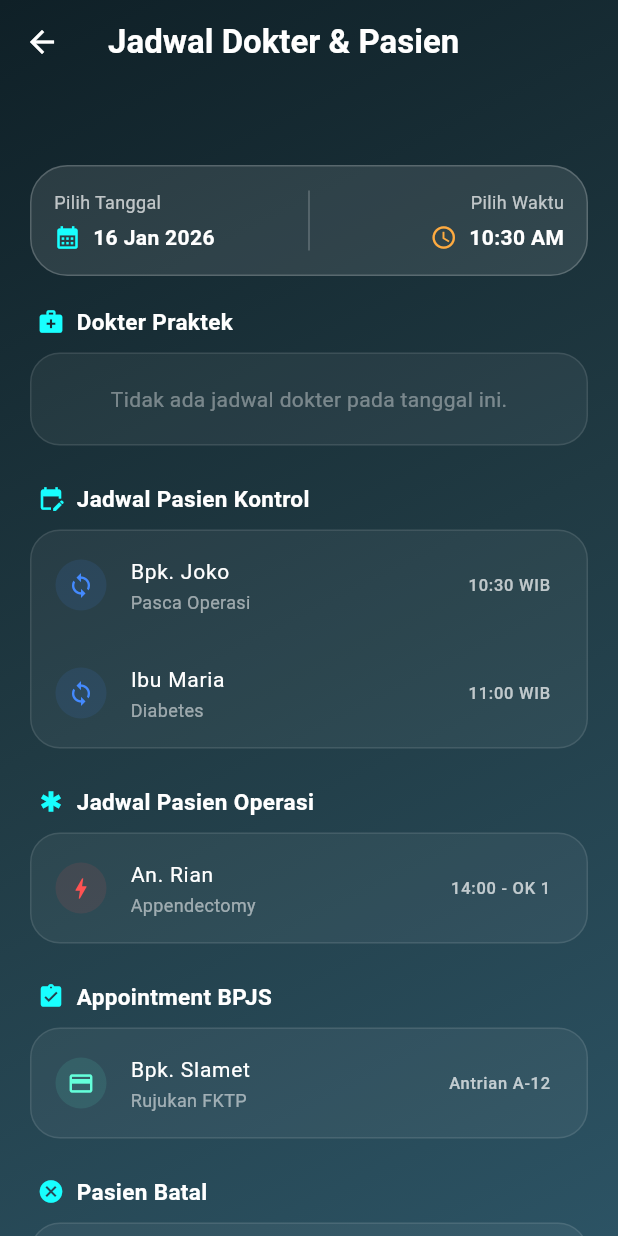
After one commit to afiffudin/dashboard-medis-apps, a Flutter app: the DokterPage screen opened directly, on a phone screen of 412 x 824 dp. The commit adds this screen. Run offline on Flutter 3.47's test engine with Material 3 defaults, Android fonts, the phone set to English and light mode, and no system bars; our stand-ins replace font_awesome_flutter.

Commit message:
add fitur schedule doker, RME,

```diff
--- a/lib/dashboard_page.dart
+++ b/lib/dashboard_page.dart
@@ -1,7 +1,9 @@
 import 'package:flutter/material.dart';
+import 'package:font_awesome_flutter/font_awesome_flutter.dart'; // Import Font Awesome
 import 'widgets/dashboard_item.dart';
 import 'analytics_page.dart';
-import 'tenaga_medis_page.dart'; //
+import 'tenaga_medis_page.dart';
+import 'dokter_page.dart';
 
 class DashboardPage extends StatelessWidget {
   final bool isDarkMode;
@@ -16,7 +18,11 @@ class DashboardPage extends StatelessWidget {
   @override
   Widget build(BuildContext context) {
     return Scaffold(
-      appBar: AppBar(title: const Text('Dashboard'), centerTitle: true),
+      appBar: AppBar(
+        title: const Text('Dashboard'),
+        centerTitle: true,
+        elevation: 0,
+      ),
       drawer: Drawer(
         child: Column(
           children: [
@@ -37,7 +43,9 @@ class DashboardPage extends StatelessWidget {
             ListTile(
               leading: const Icon(Icons.logout, color: Colors.red),
               title: const Text('Logout'),
-              onTap: () {},
+              onTap: () {
+                // Tambahkan logika logout di sini
+              },
             ),
           ],
         ),
@@ -45,10 +53,13 @@ class DashboardPage extends StatelessWidget {
       body: SingleChildScrollView(
         padding: const EdgeInsets.all(16),
         child: Column(
+          crossAxisAlignment: CrossAxisAlignment.start,
           children: [
-            const Text(
-              'Last update: 26 Feb 2020',
-              style: TextStyle(color: Colors.grey),
+            const Center(
+              child: Text(
+                'Last update: 26 Feb 2020',
+                style: TextStyle(color: Colors.grey),
+              ),
             ),
             const SizedBox(height: 20),
             GridView.count(
@@ -58,7 +69,15 @@ class DashboardPage extends StatelessWidget {
               mainAxisSpacing: 15,
               physics: const NeverScrollableScrollPhysics(),
               children: [
-                DashboardItem(icon: Icons.account_circle, title: 'My Account'),
+                // MENGGUNAKAN FONT AWESOME UNTUK DOKTER (STETOSKOP)
+                DashboardItem(
+                  icon: FontAwesomeIcons.userDoctor,
+                  title: 'Dokter',
+                  onTap: () => Navigator.push(
+                    context,
+                    MaterialPageRoute(builder: (context) => const DokterPage()),
+                  ),
+                ),
                 DashboardItem(icon: Icons.inventory, title: 'Inventory'),
                 DashboardItem(icon: Icons.search, title: 'Search Machine'),
                 DashboardItem(
@@ -71,8 +90,9 @@ class DashboardPage extends StatelessWidget {
                     ),
                   ),
                 ),
+                // MENGGUNAKAN FONT AWESOME UNTUK TENAGA MEDIS
                 DashboardItem(
-                  icon: Icons.medical_information,
+                  icon: FontAwesomeIcons.userNurse,
                   title: 'Tenaga Medis',
                   onTap: () => Navigator.push(
                     context,
@@ -92,22 +112,26 @@ class DashboardPage extends StatelessWidget {
 
   Widget _buildSidebarHeader() {
     return Container(
-      height: 150,
+      height: 170,
       width: double.infinity,
       color: const Color.fromARGB(255, 127, 206, 243),
-      padding: const EdgeInsets.only(top: 40, left: 20),
+      padding: const EdgeInsets.only(top: 50, left: 20),
       child: const Column(
         crossAxisAlignment: CrossAxisAlignment.start,
         children: [
           CircleAvatar(
-            radius: 25,
+            radius: 30,
             backgroundColor: Colors.white,
-            child: Icon(Icons.person),
+            child: Icon(Icons.person, size: 35, color: Colors.blue),
           ),
-          SizedBox(height: 10),
+          SizedBox(height: 15),
           Text(
             'Halo, Pengguna!',
-            style: TextStyle(color: Colors.white, fontWeight: FontWeight.bold),
+            style: TextStyle(
+              color: Colors.white,
+              fontSize: 18,
+              fontWeight: FontWeight.bold,
+            ),
           ),
         ],
       ),
--- /dev/null
+++ b/lib/dokter_page.dart
@@ -0,0 +1,432 @@
+import 'package:flutter/material.dart';
+import 'package:intl/intl.dart';
+
+class DokterPage extends StatefulWidget {
+  const DokterPage({super.key});
+
+  @override
+  State<DokterPage> createState() => _DokterPageState();
+}
+
+class _DokterPageState extends State<DokterPage> {
+  DateTime selectedDate = DateTime.now();
+  TimeOfDay selectedTime = TimeOfDay.now();
+
+  // --- FUNGSI PILIH TANGGAL ---
+  Future<void> _selectDate(BuildContext context) async {
+    final DateTime? picked = await showDatePicker(
+      context: context,
+      initialDate: selectedDate,
+      firstDate: DateTime(2024),
+      lastDate: DateTime(2030),
+      builder: (context, child) {
+        return Theme(
+          data: Theme.of(context).copyWith(
+            colorScheme: const ColorScheme.dark(
+              primary: Colors.cyanAccent,
+              onPrimary: Colors.black,
+              surface: Color(0xFF203A43),
+            ),
+          ),
+          child: child!,
+        );
+      },
+    );
+    if (picked != null && picked != selectedDate) {
+      setState(() {
+        selectedDate = picked;
+      });
+    }
+  }
+
+  // --- FUNGSI PILIH WAKTU ---
+  Future<void> _selectTime(BuildContext context) async {
+    final TimeOfDay? picked = await showTimePicker(
+      context: context,
+      initialTime: selectedTime,
+    );
+    if (picked != null && picked != selectedTime) {
+      setState(() {
+        selectedTime = picked;
+      });
+    }
+  }
+
+  @override
+  Widget build(BuildContext context) {
+    return Scaffold(
+      extendBodyBehindAppBar: true,
+      appBar: AppBar(
+        title: const Text(
+          'Jadwal Dokter & Pasien',
+          style: TextStyle(fontWeight: FontWeight.bold, color: Colors.white),
+        ),
+        backgroundColor: Colors.transparent,
+        elevation: 0,
+        iconTheme: const IconThemeData(color: Colors.white),
+      ),
+      body: Container(
+        width: double.infinity,
+        height: double.infinity,
+        decoration: const BoxDecoration(
+          gradient: LinearGradient(
+            begin: Alignment.topLeft,
+            end: Alignment.bottomRight,
+            colors: [Color(0xFF0F2027), Color(0xFF203A43), Color(0xFF2C5364)],
+          ),
+        ),
+        child: Column(
+          children: [
+            const SizedBox(height: 110),
+
+            // --- FILTER TANGGAL & WAKTU (STICKY BAR) ---
+            Padding(
+              padding: const EdgeInsets.symmetric(horizontal: 20),
+              child: Container(
+                padding: const EdgeInsets.all(15),
+                decoration: BoxDecoration(
+                  color: Colors.white.withOpacity(0.1),
+                  borderRadius: BorderRadius.circular(25),
+                  border: Border.all(color: Colors.white.withOpacity(0.2)),
+                ),
+                child: Row(
+                  children: [
+                    Expanded(
+                      child: InkWell(
+                        onTap: () => _selectDate(context),
+                        child: Column(
+                          crossAxisAlignment: CrossAxisAlignment.start,
+                          children: [
+                            const Text(
+                              "Pilih Tanggal",
+                              style: TextStyle(
+                                color: Colors.white70,
+                                fontSize: 12,
+                              ),
+                            ),
+                            const SizedBox(height: 5),
+                            Row(
+                              children: [
+                                const Icon(
+                                  Icons.calendar_month,
+                                  color: Colors.cyanAccent,
+                                  size: 18,
+                                ),
+                                const SizedBox(width: 8),
+                                Text(
+                                  DateFormat(
+                                    'dd MMM yyyy',
+                                  ).format(selectedDate),
+                                  style: const TextStyle(
+                                    color: Colors.white,
+                                    fontWeight: FontWeight.bold,
+                                  ),
+                                ),
+                              ],
+                            ),
+                          ],
+                        ),
+                      ),
+                    ),
+                    Container(width: 1, height: 40, color: Colors.white24),
+                    Expanded(
+                      child: InkWell(
+                        onTap: () => _selectTime(context),
+                        child: Column(
+                          crossAxisAlignment: CrossAxisAlignment.end,
+                          children: [
+                            const Text(
+                              "Pilih Waktu",
+                              style: TextStyle(
+                                color: Colors.white70,
+                                fontSize: 12,
+                              ),
+                            ),
+                            const SizedBox(height: 5),
+                            Row(
+                              mainAxisAlignment: MainAxisAlignment.end,
+                              children: [
+                                const Icon(
+                                  Icons.access_time,
+                                  color: Colors.orangeAccent,
+                                  size: 18,
+                                ),
+                                const SizedBox(width: 8),
+                                Text(
+                                  selectedTime.format(context),
+                                  style: const TextStyle(
+                                    color: Colors.white,
+                                    fontWeight: FontWeight.bold,
+                                  ),
+                                ),
+                              ],
+                            ),
+                          ],
+                        ),
+                      ),
+                    ),
+                  ],
+                ),
+              ),
+            ),
+
+            // --- KONTEN DINAMIS ---
+            Expanded(
+              child: SingleChildScrollView(
+                padding: const EdgeInsets.all(20),
+                child: Column(
+                  crossAxisAlignment: CrossAxisAlignment.start,
+                  children: [
+                    // 1. DAFTAR DOKTER (LOGIKA DINAMIS)
+                    _buildSectionHeader(
+                      "Dokter Praktek",
+                      Icons.medical_services,
+                    ),
+                    _buildGlassList(_getDynamicDoctorList(selectedDate)),
+
+                    const SizedBox(height: 25),
+
+                    // 2. JADWAL KONTROL
+                    _buildSectionHeader(
+                      "Jadwal Pasien Kontrol",
+                      Icons.edit_calendar,
+                    ),
+                    _buildGlassList([
+                      _buildPatientTile(
+                        "Bpk. Joko",
+                        "Pasca Operasi",
+                        "10:30 WIB",
+                        Icons.loop,
+                      ),
+                      _buildPatientTile(
+                        "Ibu Maria",
+                        "Diabetes",
+                        "11:00 WIB",
+                        Icons.loop,
+                      ),
+                    ]),
+
+                    const SizedBox(height: 25),
+
+                    // 3. JADWAL OPERASI
+                    _buildSectionHeader(
+                      "Jadwal Pasien Operasi",
+                      Icons.emergency,
+                    ),
+                    _buildGlassList([
+                      _buildPatientTile(
+                        "An. Rian",
+                        "Appendectomy",
+                        "14:00 - OK 1",
+                        Icons.bolt,
+                        color: Colors.redAccent,
+                      ),
+                    ]),
+
+                    const SizedBox(height: 25),
+
+                    // 4. APPOINTMENT BPJS
+                    _buildSectionHeader(
+                      "Appointment BPJS",
+                      Icons.assignment_turned_in,
+                    ),
+                    _buildGlassList([
+                      _buildPatientTile(
+                        "Bpk. Slamet",
+                        "Rujukan FKTP",
+                        "Antrian A-12",
+                        Icons.credit_card,
+                        color: Colors.tealAccent,
+                      ),
+                    ]),
+
+                    const SizedBox(height: 25),
+
+                    // 5. PASIEN BATAL
+                    _buildSectionHeader("Pasien Batal", Icons.cancel),
+                    _buildGlassList([
+                      _buildPatientTile(
+                        "Sdr. Kevin",
+                        "Batal oleh Sistem",
+                        "10:00 WIB",
+                        Icons.block,
+                        color: Colors.grey,
+                      ),
+                    ]),
+                  ],
+                ),
+              ),
+            ),
+          ],
+        ),
+      ),
+    );
+  }
+
+  // --- LOGIKA FILTER DOKTER BERDASARKAN TANGGAL ---
+  List<Widget> _getDynamicDoctorList(DateTime date) {
+    int day = date.day;
+
+    if (day == 17) {
+      return [
+        _buildDoctorTile(
+          "dr. Siska Sp.A",
+          "Spesialis Anak",
+          "Praktek",
+          Colors.pinkAccent,
+        ),
+        _buildDoctorTile(
+          "dr. Afif Sp.K",
+          "Spesialis Kulit",
+          "Praktek",
+          Colors.orangeAccent,
+        ),
+        _buildDoctorTile(
+          "dr. Iqsan Sp.PD",
+          "Penyakit Dalam",
+          "Praktek",
+          Colors.greenAccent,
+        ),
+      ];
+    } else if (day == 18) {
+      return [
+        _buildDoctorTile(
+          "dr. Andre Sp.A",
+          "Spesialis Anak",
+          "Praktek",
+          Colors.blueAccent,
+        ),
+        _buildDoctorTile(
+          "dr. Ryan Sp.A",
+          "Spesialis Anak",
+          "Praktek",
+          Colors.cyanAccent,
+        ),
+      ];
+    } else if (day == 19) {
+      return [
+        _buildDoctorTile("dr. Rizki", "Dokter Umum", "Tersedia", Colors.white),
+        _buildDoctorTile("dr. Very", "Dokter Umum", "Tersedia", Colors.white),
+        _buildDoctorTile("dr. Rizal", "Dokter Umum", "Tersedia", Colors.white),
+      ];
+    } else {
+      return [
+        const Padding(
+          padding: EdgeInsets.all(20),
+          child: Center(
+            child: Text(
+              "Tidak ada jadwal dokter pada tanggal ini.",
+              style: TextStyle(color: Colors.white38),
+            ),
+          ),
+        ),
+      ];
+    }
+  }
+
+  // --- WIDGET HELPERS ---
+  Widget _buildSectionHeader(String title, IconData icon) {
+    return Padding(
+      padding: const EdgeInsets.only(bottom: 10, left: 5),
+      child: Row(
+        children: [
+          Icon(icon, color: Colors.cyanAccent, size: 18),
+          const SizedBox(width: 8),
+          Text(
+            title,
+            style: const TextStyle(
+              color: Colors.white,
+              fontSize: 15,
+              fontWeight: FontWeight.bold,
+            ),
+          ),
+        ],
+      ),
+    );
+  }
+
+  Widget _buildGlassList(List<Widget> children) {
+    return Container(
+      width: double.infinity,
+      decoration: BoxDecoration(
+        color: Colors.white.withOpacity(0.05),
+        borderRadius: BorderRadius.circular(20),
+        border: Border.all(color: Colors.white.withOpacity(0.1)),
+      ),
+      child: Column(children: children),
+    );
+  }
+
+  Widget _buildDoctorTile(
+    String name,
+    String spec,
+    String status,
+    Color accent,
+  ) {
+    return ListTile(
+      leading: CircleAvatar(
+        backgroundColor: accent.withOpacity(0.2),
+        child: Icon(Icons.person, color: accent),
+      ),
+      title: Text(
+        name,
+        style: const TextStyle(
+          color: Colors.white,
+          fontSize: 14,
+          fontWeight: FontWeight.bold,
+        ),
+      ),
+      subtitle: Text(
+        spec,
+        style: const TextStyle(color: Colors.white60, fontSize: 12),
+      ),
+      trailing: Container(
+        padding: const EdgeInsets.symmetric(horizontal: 10, vertical: 4),
+        decoration: BoxDecoration(
+          color: accent.withOpacity(0.1),
+          borderRadius: BorderRadius.circular(10),
+          border: Border.all(color: accent.withOpacity(0.3)),
+        ),
+        child: Text(
+          status,
+          style: TextStyle(
+            color: accent,
+            fontSize: 10,
+            fontWeight: FontWeight.bold,
+          ),
+        ),
+      ),
+    );
+  }
+
+  Widget _buildPatientTile(
+    String name,
+    String desc,
+    String time,
+    IconData icon, {
+    Color color = Colors.blueAccent,
+  }) {
+    return ListTile(
+      leading: Container(
+        padding: const EdgeInsets.all(8),
+        decoration: BoxDecoration(
+          color: color.withOpacity(0.1),
+          shape: BoxShape.circle,
+        ),
+        child: Icon(icon, color: color, size: 18),
+      ),
+      title: Text(
+        name,
+        style: const TextStyle(color: Colors.white, fontSize: 14),
+      ),
+      subtitle: Text(
+        desc,
+        style: const TextStyle(color: Colors.white54, fontSize: 12),
+      ),
+      trailing: Text(
+        time,
+        style: const TextStyle(color: Colors.white70, fontSize: 11),
+      ),
+    );
+  }
+}
--- a/pubspec.yaml
+++ b/pubspec.yaml
@@ -31,10 +31,12 @@ dependencies:
   flutter:
     sdk: flutter
   flutter_vector_icons: ^2.0.0
+  font_awesome_flutter: ^10.12.0
 
   # The following adds the Cupertino Icons font to your application.
   # Use with the CupertinoIcons class for iOS style icons.
   cupertino_icons: ^1.0.8
+  intl: ^0.20.2
 
 dev_dependencies:
   flutter_test:
```
Also changed, not shown: pubspec.lock.
